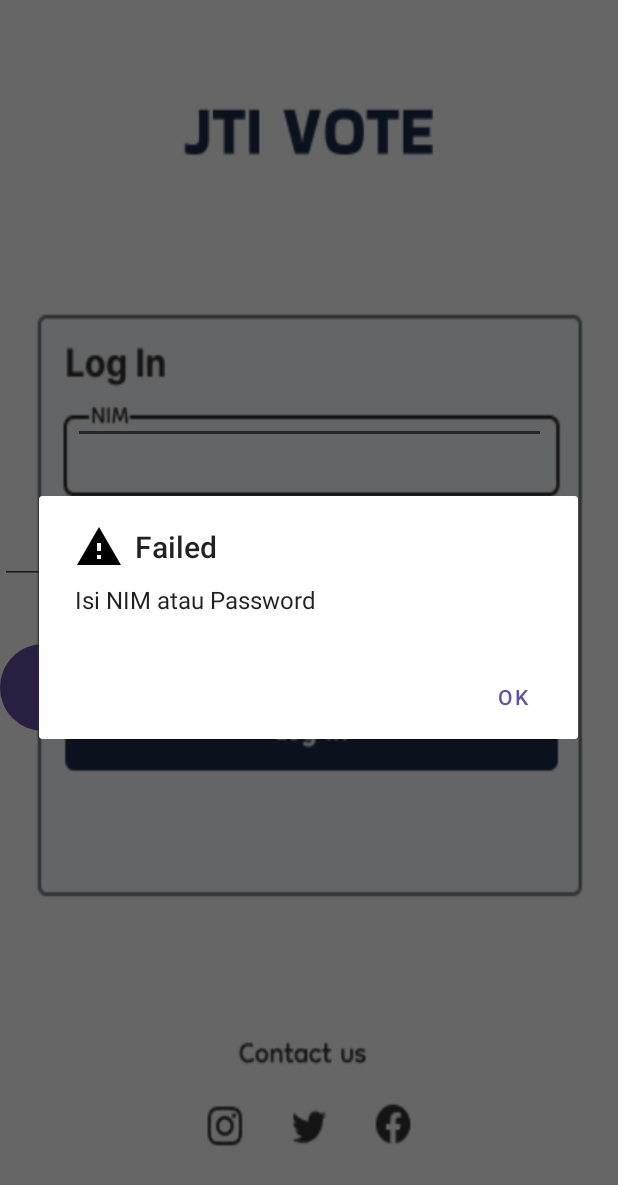
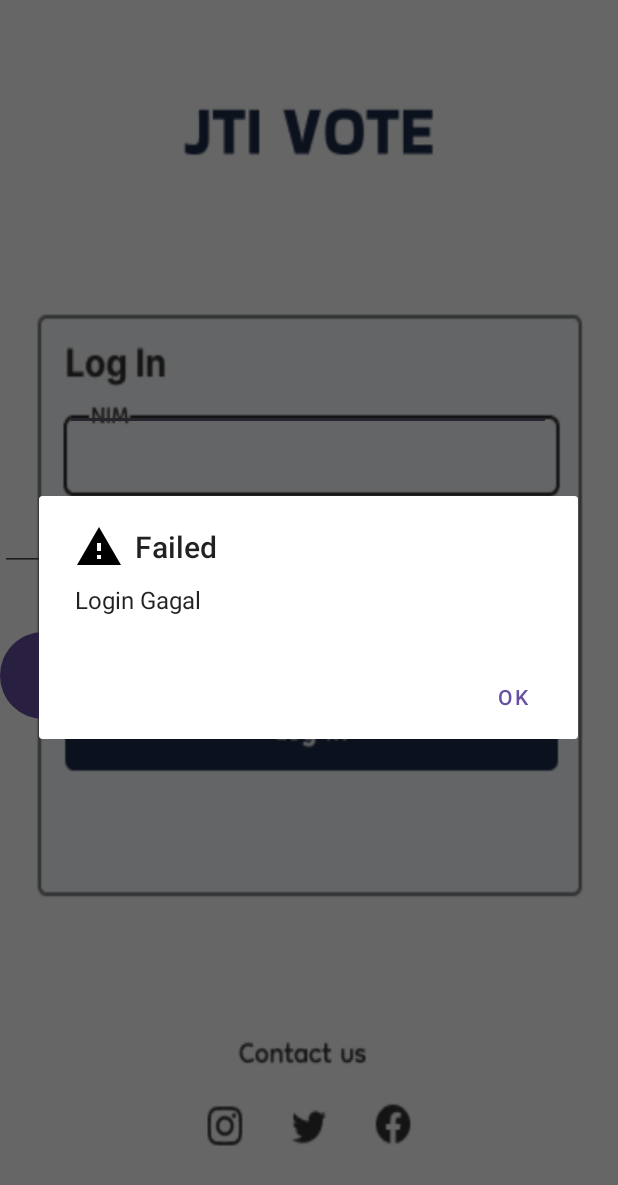
Before and after one commit to AbebAli0/JTIVoteApp, an Android app: the LoginActivity screen opened directly, with no data from a screen before it, after a tap on "Log in", on a phone screen of 412 x 824 dp. Shown: the top 1185 px of the screen. Run offline under Robolectric (Android 15) with nearby library versions, the phone set to English and light mode, and no system bars.

```diff
--- a/app/src/main/java/com/example/jtivoteapp/ApiClass.java
+++ b/app/src/main/java/com/example/jtivoteapp/ApiClass.java
@@ -1,6 +1,6 @@
 package com.example.jtivoteapp;
 
 public class ApiClass {
-    private static final String BASE_API_URL = "http://192.168.1.7/JTIVoteApp/login/";
+    private static final String BASE_API_URL = "http://192.168.0.4/JTIVoteApp/login/";
     public static final String Login_API = BASE_API_URL + "login.php/";
 }
--- a/app/src/main/java/com/example/jtivoteapp/LoginActivity.java
+++ b/app/src/main/java/com/example/jtivoteapp/LoginActivity.java
@@ -62,7 +62,7 @@ public class LoginActivity extends AppCompatActivity {
         String nim = etnim.getText().toString();
         String password = etpassword.getText().toString();
         if (nim.isEmpty() || password.isEmpty()) {
-            alertFail("Isi NIM atau Password");
+            alertFail("Login Gagal");
         }else {
             sendLogin(nim, password);
         }
@@ -70,7 +70,7 @@ public class LoginActivity extends AppCompatActivity {
 
 
 
-    private void sendLogin(String nim, String pass) {
+    private void sendLogin(String nim, String password) {
         String BASE_URL = ApiClass.Login_API;
 
         Retrofit retrofit = new Retrofit.Builder()
@@ -79,7 +79,7 @@ public class LoginActivity extends AppCompatActivity {
                 .build();
 
         LoginApiService login = retrofit.create(LoginApiService.class);
-        Call<LoginResponse> call = login.login(nim, pass);
+        Call<LoginResponse> call = login.login(nim, password);
 
         call.enqueue(new Callback<LoginResponse>() {
             @Override
--- a/app/src/main/res/layout/activity_login.xml
+++ b/app/src/main/res/layout/activity_login.xml
@@ -12,12 +12,13 @@
 
     <EditText
         android:id="@+id/etnim"
-        android:layout_width="315dp"
-        android:layout_height="32dp"
-        android:layout_marginTop="264dp"
+        android:layout_width="324dp"
+        android:layout_height="35dp"
+        android:layout_marginTop="252dp"
         android:ems="10"
         android:inputType="textMultiLine"
         app:layout_constraintEnd_toEndOf="parent"
+        app:layout_constraintHorizontal_bias="0.494"
         app:layout_constraintStart_toStartOf="parent"
         app:layout_constraintTop_toTopOf="parent" />
 
--- a/app/src/main/res/values/strings.xml
+++ b/app/src/main/res/values/strings.xml
@@ -1,4 +1,4 @@
 <resources>
     <string name="app_name">JTIVoteApp</string>
-    <string name="api_server">http://192.168.1.7/JTIVoteApp/login/</string>
+    <string name="api_server">http://192.168.0.4/JTIVoteApp/login/</string>
 </resources>
```
